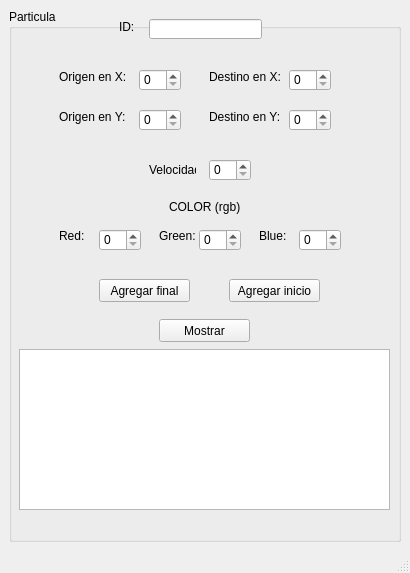
HectorGuerreroDiaz/SemAlgoritmia-Particulas-Interactivas, file mainwindow.ui: the form before one commit.
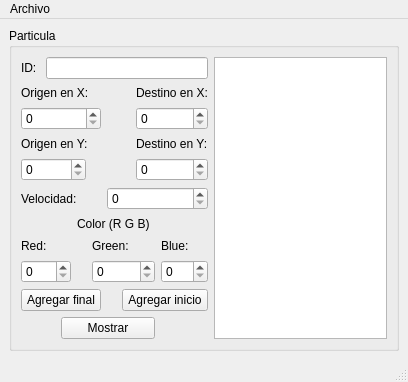
The form after the commit.

Commit message: version modificada para usar archivos

What changed in the file:
```diff
--- a/mainwindow.ui
+++ b/mainwindow.ui
@@ -6,8 +6,8 @@
    <rect>
     <x>0</x>
     <y>0</y>
-    <width>410</width>
-    <height>573</height>
+    <width>408</width>
+    <height>382</height>
    </rect>
   </property>
   <property name="windowTitle">
@@ -15,198 +15,41 @@
   </property>
   <widget class="QWidget" name="centralwidget">
    <layout class="QGridLayout" name="gridLayout">
-    <item row="0" column="1">
+    <item row="0" column="0">
      <widget class="QGroupBox" name="groupBox">
       <property name="title">
        <string>Particula</string>
       </property>
-      <widget class="QSpinBox" name="green_spinBox">
-       <property name="geometry">
-        <rect>
-         <x>190</x>
-         <y>220</y>
-         <width>42</width>
-         <height>22</height>
-        </rect>
-       </property>
-       <property name="maximum">
-        <number>500</number>
-       </property>
-       <property name="singleStep">
-        <number>1</number>
-       </property>
-      </widget>
-      <widget class="QLabel" name="label_3">
-       <property name="geometry">
-        <rect>
-         <x>50</x>
-         <y>100</y>
-         <width>71</width>
-         <height>16</height>
-        </rect>
-       </property>
-       <property name="text">
-        <string>Origen en Y:</string>
-       </property>
-      </widget>
-      <widget class="QSpinBox" name="origenY_spinBox">
-       <property name="geometry">
-        <rect>
-         <x>130</x>
-         <y>100</y>
-         <width>42</width>
-         <height>22</height>
-        </rect>
-       </property>
-       <property name="maximum">
-        <number>500</number>
-       </property>
-       <property name="singleStep">
-        <number>1</number>
-       </property>
-      </widget>
-      <widget class="QLineEdit" name="ID_lineEdit">
-       <property name="geometry">
-        <rect>
-         <x>140</x>
-         <y>10</y>
-         <width>113</width>
-         <height>20</height>
-        </rect>
-       </property>
-      </widget>
-      <widget class="QLabel" name="label_9">
-       <property name="geometry">
-        <rect>
-         <x>150</x>
-         <y>220</y>
-         <width>47</width>
-         <height>13</height>
-        </rect>
-       </property>
-       <property name="text">
-        <string>Green:</string>
-       </property>
-      </widget>
-      <widget class="QSpinBox" name="destinoY_spinBox">
-       <property name="geometry">
-        <rect>
-         <x>280</x>
-         <y>100</y>
-         <width>42</width>
-         <height>22</height>
-        </rect>
-       </property>
-       <property name="maximum">
-        <number>500</number>
-       </property>
-       <property name="singleStep">
-        <number>1</number>
-       </property>
-      </widget>
-      <widget class="QSpinBox" name="origenX_spinBox">
-       <property name="geometry">
-        <rect>
-         <x>130</x>
-         <y>60</y>
-         <width>42</width>
-         <height>22</height>
-        </rect>
-       </property>
-       <property name="maximum">
-        <number>500</number>
-       </property>
-       <property name="singleStep">
-        <number>1</number>
-       </property>
-      </widget>
-      <widget class="QLabel" name="label_5">
-       <property name="geometry">
-        <rect>
-         <x>200</x>
-         <y>100</y>
-         <width>71</width>
-         <height>16</height>
-        </rect>
-       </property>
-       <property name="text">
-        <string>Destino en Y:</string>
-       </property>
-      </widget>
-      <widget class="QLabel" name="label_2">
-       <property name="geometry">
-        <rect>
-         <x>50</x>
-         <y>60</y>
-         <width>71</width>
-         <height>16</height>
-        </rect>
-       </property>
-       <property name="text">
-        <string>Origen en X:</string>
-       </property>
-      </widget>
-      <widget class="QLabel" name="label_7">
-       <property name="geometry">
-        <rect>
-         <x>160</x>
-         <y>190</y>
-         <width>71</width>
-         <height>16</height>
-        </rect>
-       </property>
-       <property name="text">
-        <string>COLOR (rgb)</string>
-       </property>
-      </widget>
-      <widget class="QLabel" name="label_10">
-       <property name="geometry">
-        <rect>
-         <x>250</x>
-         <y>220</y>
-         <width>47</width>
-         <height>13</height>
-        </rect>
-       </property>
-       <property name="text">
-        <string>Blue:</string>
-       </property>
-      </widget>
+      <layout class="QGridLayout" name="gridLayout_2">
+       <item row="0" column="0">
       <widget class="QLabel" name="label">
-       <property name="geometry">
-        <rect>
-         <x>110</x>
-         <y>10</y>
-         <width>21</width>
-         <height>16</height>
-        </rect>
-       </property>
        <property name="text">
         <string>ID: </string>
        </property>
       </widget>
+       </item>
+       <item row="0" column="1" colspan="8">
+        <widget class="QLineEdit" name="ID_lineEdit"/>
+       </item>
+       <item row="0" column="9" rowspan="11">
+        <widget class="QPlainTextEdit" name="salida"/>
+       </item>
+       <item row="1" column="0" colspan="6">
+        <widget class="QLabel" name="label_2">
+         <property name="text">
+          <string>Origen en X:</string>
+         </property>
+        </widget>
+       </item>
+       <item row="1" column="7" colspan="2">
       <widget class="QLabel" name="label_4">
-       <property name="geometry">
-        <rect>
-         <x>200</x>
-         <y>60</y>
-         <width>71</width>
-         <height>16</height>
-        </rect>
-       </property>
        <property name="text">
         <string>Destino en X:</string>
        </property>
       </widget>
-      <widget class="QSpinBox" name="blue_spinBox">
-       <property name="geometry">
-        <rect>
-         <x>290</x>
-         <y>220</y>
-         <width>42</width>
-         <height>22</height>
-        </rect>
-       </property>
+       </item>
+       <item row="2" column="0" colspan="5">
+        <widget class="QSpinBox" name="origenX_spinBox">
        <property name="maximum">
         <number>500</number>
        </property>
@@ -214,15 +57,9 @@
         <number>1</number>
        </property>
       </widget>
+       </item>
+       <item row="2" column="7" colspan="2">
       <widget class="QSpinBox" name="destinoX_spinBox">
-       <property name="geometry">
-        <rect>
-         <x>280</x>
-         <y>60</y>
-         <width>42</width>
-         <height>22</height>
-        </rect>
-       </property>
        <property name="maximum">
         <number>500</number>
        </property>
@@ -230,41 +67,50 @@
         <number>1</number>
        </property>
       </widget>
-      <widget class="QPushButton" name="agregarFinal_pushButton">
-       <property name="geometry">
-        <rect>
-         <x>90</x>
-         <y>270</y>
-         <width>91</width>
-         <height>23</height>
-        </rect>
-       </property>
+       </item>
+       <item row="3" column="0" colspan="5">
+        <widget class="QLabel" name="label_3">
+         <property name="text">
+          <string>Origen en Y:</string>
+         </property>
+        </widget>
+       </item>
+       <item row="3" column="7" colspan="2">
+        <widget class="QLabel" name="label_5">
        <property name="text">
-        <string>Agregar final</string>
-       </property>
-      </widget>
+          <string>Destino en Y:</string>
+         </property>
+        </widget>
+       </item>
+       <item row="4" column="0" colspan="4">
+        <widget class="QSpinBox" name="origenY_spinBox">
+         <property name="maximum">
+          <number>500</number>
+         </property>
+         <property name="singleStep">
+          <number>1</number>
+         </property>
+        </widget>
+       </item>
+       <item row="4" column="7" colspan="2">
+        <widget class="QSpinBox" name="destinoY_spinBox">
+         <property name="maximum">
+          <number>500</number>
+         </property>
+         <property name="singleStep">
+          <number>1</number>
+         </property>
+        </widget>
+       </item>
+       <item row="5" column="0" colspan="4">
       <widget class="QLabel" name="label_6">
-       <property name="geometry">
-        <rect>
-         <x>140</x>
-         <y>150</y>
-         <width>47</width>
-         <height>21</height>
-        </rect>
-       </property>
        <property name="text">
         <string>Velocidad:</string>
        </property>
       </widget>
+       </item>
+       <item row="5" column="5" colspan="4">
       <widget class="QSpinBox" name="velocidad_spinBox">
-       <property name="geometry">
-        <rect>
-         <x>200</x>
-         <y>150</y>
-         <width>42</width>
-         <height>22</height>
-        </rect>
-       </property>
        <property name="maximum">
         <number>500</number>
        </property>
@@ -272,71 +118,87 @@
         <number>1</number>
        </property>
       </widget>
-      <widget class="QSpinBox" name="red_spinBox">
-       <property name="geometry">
-        <rect>
-         <x>90</x>
-         <y>220</y>
-         <width>42</width>
-         <height>22</height>
-        </rect>
-       </property>
-       <property name="maximum">
-        <number>500</number>
-       </property>
-       <property name="singleStep">
-        <number>1</number>
-       </property>
-      </widget>
+       </item>
+       <item row="6" column="3" colspan="5">
+        <widget class="QLabel" name="label_7">
+         <property name="text">
+          <string>Color (R G B)</string>
+         </property>
+        </widget>
+       </item>
+       <item row="7" column="0" colspan="2">
       <widget class="QLabel" name="label_8">
-       <property name="geometry">
-        <rect>
-         <x>50</x>
-         <y>220</y>
-         <width>47</width>
-         <height>13</height>
-        </rect>
-       </property>
        <property name="text">
         <string>Red:</string>
        </property>
       </widget>
+       </item>
+       <item row="7" column="4" colspan="3">
+        <widget class="QLabel" name="label_9">
+         <property name="text">
+          <string>Green:</string>
+         </property>
+        </widget>
+       </item>
+       <item row="7" column="8">
+        <widget class="QLabel" name="label_10">
+         <property name="text">
+          <string>Blue:</string>
+         </property>
+        </widget>
+       </item>
+       <item row="8" column="0" colspan="3">
+        <widget class="QSpinBox" name="red_spinBox">
+         <property name="maximum">
+          <number>500</number>
+         </property>
+         <property name="singleStep">
+          <number>1</number>
+         </property>
+        </widget>
+       </item>
+       <item row="8" column="4" colspan="4">
+        <widget class="QSpinBox" name="green_spinBox">
+         <property name="maximum">
+          <number>500</number>
+         </property>
+         <property name="singleStep">
+          <number>1</number>
+         </property>
+        </widget>
+       </item>
+       <item row="8" column="8">
+        <widget class="QSpinBox" name="blue_spinBox">
+         <property name="maximum">
+          <number>500</number>
+         </property>
+         <property name="singleStep">
+          <number>1</number>
+         </property>
+        </widget>
+       </item>
+       <item row="9" column="0" colspan="5">
+        <widget class="QPushButton" name="agregarFinal_pushButton">
+         <property name="text">
+          <string>Agregar final</string>
+         </property>
+        </widget>
+       </item>
+       <item row="9" column="6" colspan="3">
       <widget class="QPushButton" name="agregarInicio_pushButton">
-       <property name="geometry">
-        <rect>
-         <x>220</x>
-         <y>270</y>
-         <width>91</width>
-         <height>23</height>
-        </rect>
-       </property>
        <property name="text">
         <string>Agregar inicio</string>
        </property>
       </widget>
+       </item>
+       <item row="10" column="2" colspan="6">
       <widget class="QPushButton" name="mostrar_pushButton">
-       <property name="geometry">
-        <rect>
-         <x>150</x>
-         <y>310</y>
-         <width>91</width>
-         <height>23</height>
-        </rect>
-       </property>
        <property name="text">
         <string>Mostrar</string>
        </property>
       </widget>
-      <widget class="QPlainTextEdit" name="salida">
-       <property name="geometry">
-        <rect>
-         <x>10</x>
-         <y>340</y>
-         <width>371</width>
-         <height>161</height>
-        </rect>
-       </property>
-      </widget>
+       </item>
+      </layout>
      </widget>
     </item>
    </layout>
@@ -347,12 +209,51 @@
     <rect>
      <x>0</x>
      <y>0</y>
-     <width>410</width>
+     <width>408</width>
      <height>21</height>
     </rect>
    </property>
-  </widget>
- </widget>
+   <widget class="QMenu" name="menuArchivo">
+    <property name="title">
+     <string>Archivo</string>
+    </property>
+    <addaction name="actionAbrir"/>
+    <addaction name="actionGuardar"/>
+   </widget>
+   <addaction name="menuArchivo"/>
+  </widget>
+  <action name="actionAbrir">
+   <property name="text">
+    <string>Abrir</string>
+   </property>
+   <property name="shortcut">
+    <string>Ctrl+O</string>
+   </property>
+  </action>
+  <action name="actionGuardar">
+   <property name="text">
+    <string>Guardar</string>
+   </property>
+   <property name="shortcut">
+    <string>Ctrl+S</string>
+   </property>
+  </action>
+ </widget>
+ <tabstops>
+  <tabstop>ID_lineEdit</tabstop>
+  <tabstop>origenX_spinBox</tabstop>
+  <tabstop>destinoX_spinBox</tabstop>
+  <tabstop>origenY_spinBox</tabstop>
+  <tabstop>destinoY_spinBox</tabstop>
+  <tabstop>velocidad_spinBox</tabstop>
+  <tabstop>red_spinBox</tabstop>
+  <tabstop>green_spinBox</tabstop>
+  <tabstop>blue_spinBox</tabstop>
+  <tabstop>agregarFinal_pushButton</tabstop>
+  <tabstop>agregarInicio_pushButton</tabstop>
+  <tabstop>mostrar_pushButton</tabstop>
+  <tabstop>salida</tabstop>
+ </tabstops>
  <resources/>
  <connections/>
 </ui>
```
Left out of the diff: 2 changed lines with no effect on the pictures. Lines whose indentation alone changed are shown as unchanged. The commit also changes 4 other files.
